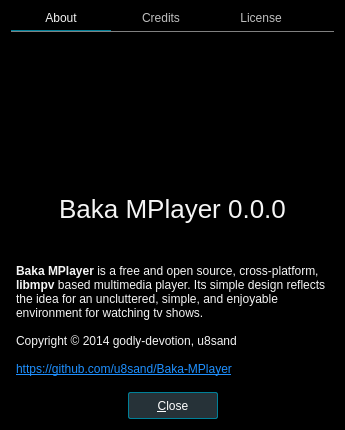
This is src/ui/aboutdialog.ui in u8sand/Baka-MPlayer as Qt 5 draws it before an edit. The edited form follows.
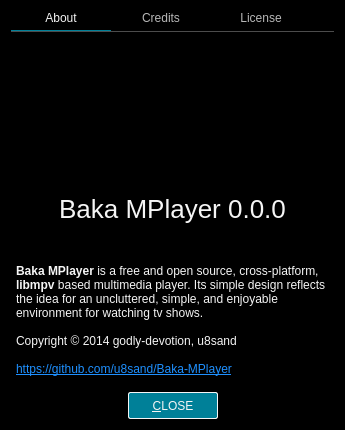
This is the edited form. Icons and pictures are not drawn.

Commit message: Tweak widget color themes

The edit to the form file:
```diff
--- a/src/ui/aboutdialog.ui
+++ b/src/ui/aboutdialog.ui
@@ -67,7 +67,7 @@
     <widget class="QTabWidget" name="tabWidget">
      <property name="styleSheet">
       <string notr="true">QTabWidget::pane { /* The tab widget frame */
-    border-top: 1px solid gray;
+    border-top: 1px solid #4C4C4C;
 	padding: 5px 0px;
 }
 
@@ -82,7 +82,7 @@
     border-bottom: 1px solid #008098;
 }
 QTabBar::tab:!selected {
-	color: silver;
+	color: #b8b8b8;
     margin-bottom: 1px;
 }</string>
      </property>
@@ -276,25 +276,27 @@
       <widget class="QPushButton" name="closeButton">
        <property name="styleSheet">
         <string notr="true">QPushButton {
-    background: #263238;
-	color: white;
+    background: #008098;
+	color: whitesmoke;
 	border: 1px solid black;
 	border-radius: 2px;
     min-width: 88px;
 	min-height: 25px;
 }
 QPushButton:default {
-	border: 1px solid #008098;
+	border: 1px solid whitesmoke;
 }
 QPushButton:pressed {
     background: #008098;
 }
 QPushButton:disabled {
-    color: gray;
+	background: black;
+	border: 1px solid #008098;
+    color: #B8B8B8;
 }</string>
        </property>
        <property name="text">
-        <string>&amp;Close</string>
+        <string>&amp;CLOSE</string>
        </property>
        <property name="default">
         <bool>true</bool>
```
Left out of the diff: 2 changed lines with no effect on the pictures. The commit also changes 5 other files.
